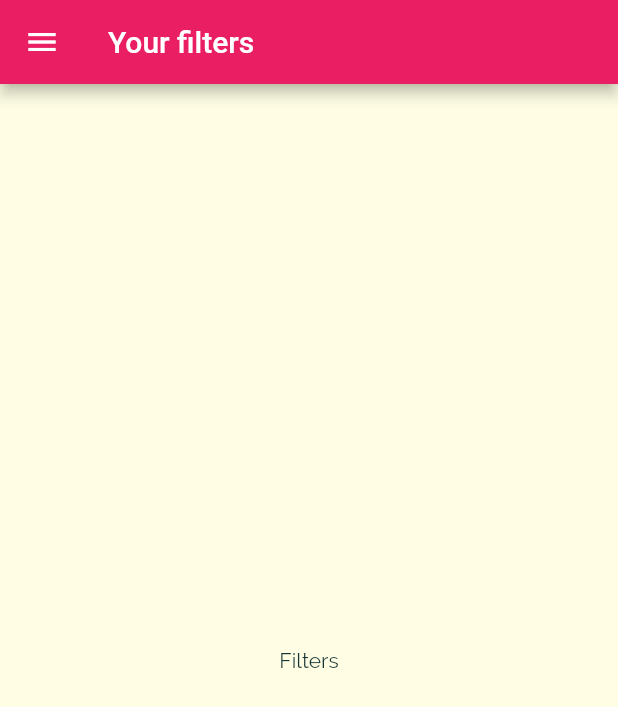
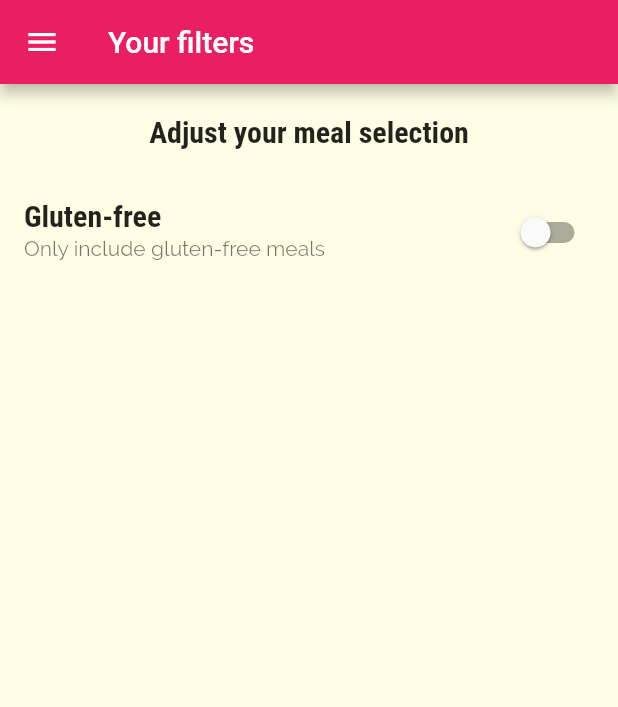
Before and after one commit to Wolfram-180/delicious-meals, a Flutter app: the FiltersScreen screen opened by its route, on a phone screen of 412 x 824 dp. Shown: the top 707 px of the screen. Run offline on Flutter 3.47's test engine with Material 2 defaults, Android fonts, the phone set to English and light mode, and no system bars.

Commit message:
added gluten filter

```diff
--- a/lib/screens/filters_screen.dart
+++ b/lib/screens/filters_screen.dart
@@ -2,8 +2,18 @@ import 'package:flutter/material.dart';
 
 import '../widgets/main_drawer.dart';
 
-class FiltersScreen extends StatelessWidget {
+class FiltersScreen extends StatefulWidget {
   static const routeName = '/filters';
+
+  @override
+  State<FiltersScreen> createState() => _FiltersScreenState();
+}
+
+class _FiltersScreenState extends State<FiltersScreen> {
+  var _glutenFree = false;
+  var _vegetarian = false;
+  var _vegan = false;
+  var _lactoseFree = false;
 
   @override
   Widget build(BuildContext context) {
@@ -12,8 +22,32 @@ class FiltersScreen extends StatelessWidget {
         title: Text('Your filters'),
       ),
       drawer: MainDrawer(),
-      body: Center(
-        child: Text('Filters'),
+      body: Column(
+        children: [
+          Container(
+            padding: EdgeInsets.all(20),
+            child: Text(
+              'Adjust your meal selection',
+              style: Theme.of(context).textTheme.subtitle1,
+            ),
+          ),
+          Expanded(
+            child: ListView(
+              children: [
+                SwitchListTile(
+                  title: Text('Gluten-free'),
+                  subtitle: Text('Only include gluten-free meals'),
+                  value: _glutenFree,
+                  onChanged: (newValue) {
+                    setState(() {
+                      _glutenFree = newValue;
+                    });
+                  },
+                ),
+              ],
+            ),
+          ),
+        ],
       ),
     );
   }
```
